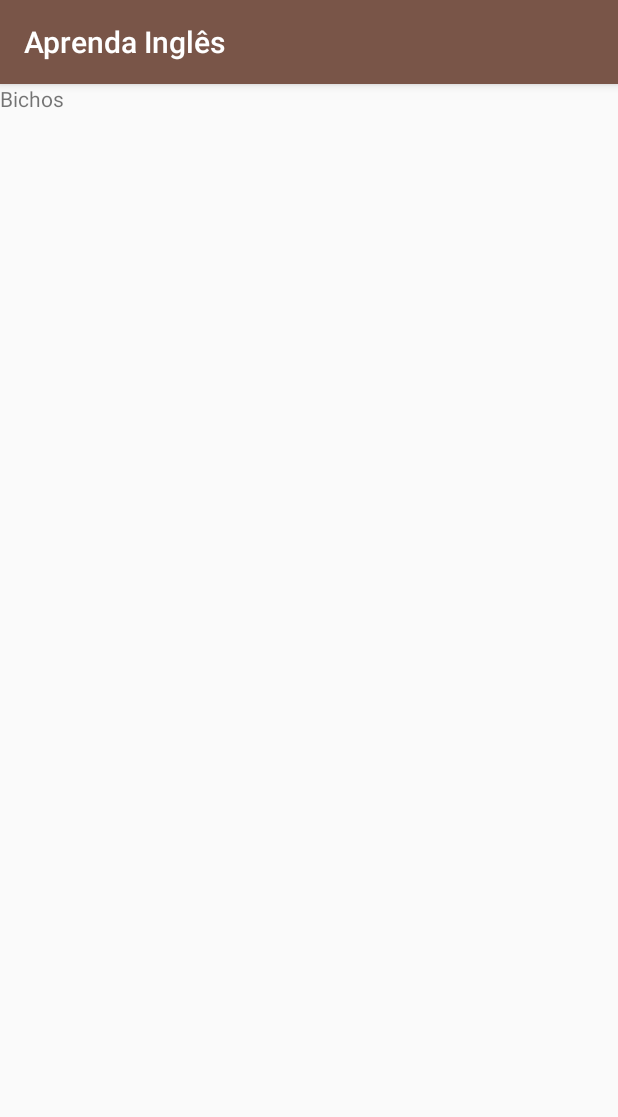
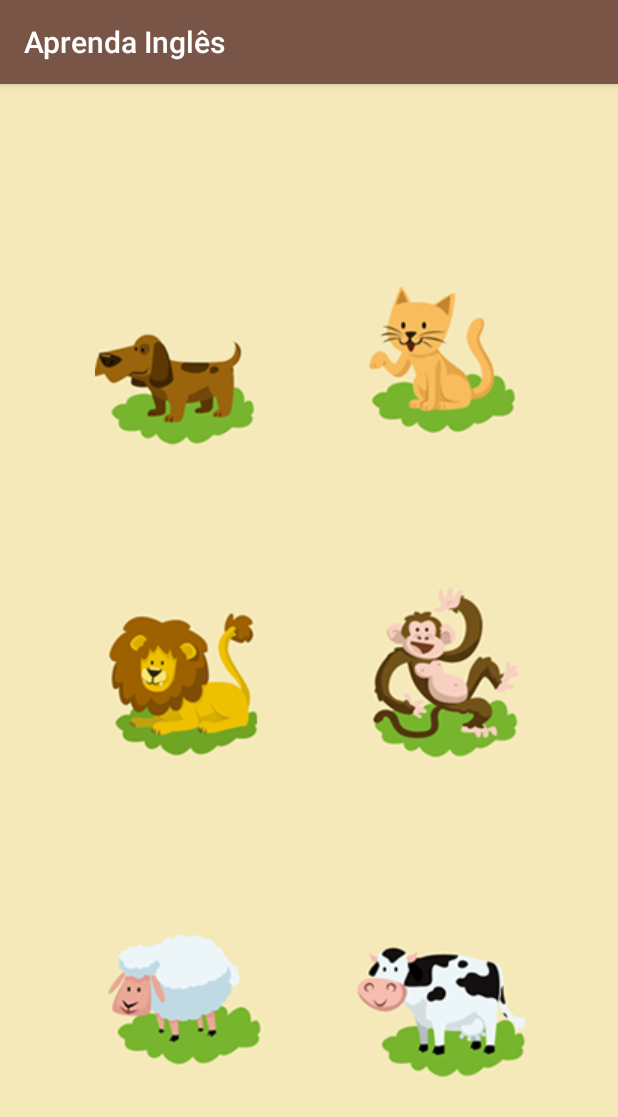
Before and after one commit to rms2307/Aprenda-Ingles, an Android app: the fragment BichosFragment shown on its own in the app's theme, on a phone screen of 412 x 824 dp. Shown: the top 1117 px of the screen. Run offline under Robolectric (Android 15) with nearby library versions, the phone set to English and light mode, and no system bars.

Commit message:
layout fragment bichos

```diff
--- a/app/src/main/res/layout/fragment_bichos.xml
+++ b/app/src/main/res/layout/fragment_bichos.xml
@@ -1,14 +1,83 @@
 <?xml version="1.0" encoding="utf-8"?>
-<FrameLayout xmlns:android="http://schemas.android.com/apk/res/android"
+<androidx.constraintlayout.widget.ConstraintLayout xmlns:android="http://schemas.android.com/apk/res/android"
+    xmlns:app="http://schemas.android.com/apk/res-auto"
     xmlns:tools="http://schemas.android.com/tools"
     android:layout_width="match_parent"
     android:layout_height="match_parent"
+    android:background="@color/fundo_bichos"
     tools:context=".fragments.BichosFragment">
 
-    <!-- TODO: Update blank fragment layout -->
-    <TextView
-        android:layout_width="match_parent"
-        android:layout_height="match_parent"
-        android:text="Bichos" />
+    <ImageButton
+        android:id="@+id/imageButton"
+        android:layout_width="wrap_content"
+        android:layout_height="wrap_content"
+        android:layout_marginTop="32dp"
+        android:background="@color/fundo_bichos"
+        android:src="@drawable/cao"
+        app:layout_constraintBottom_toTopOf="@+id/imageButton2"
+        app:layout_constraintEnd_toStartOf="@+id/imageButton4"
+        app:layout_constraintHorizontal_bias="0.5"
+        app:layout_constraintStart_toStartOf="parent"
+        app:layout_constraintTop_toTopOf="parent" />
 
-</FrameLayout>
+    <ImageButton
+        android:id="@+id/imageButton4"
+        android:layout_width="wrap_content"
+        android:layout_height="wrap_content"
+        android:layout_marginTop="32dp"
+        android:background="@color/fundo_bichos"
+        android:src="@drawable/gato"
+        app:layout_constraintBottom_toTopOf="@+id/imageButton5"
+        app:layout_constraintEnd_toEndOf="parent"
+        app:layout_constraintHorizontal_bias="0.5"
+        app:layout_constraintStart_toEndOf="@+id/imageButton"
+        app:layout_constraintTop_toTopOf="parent" />
+
+    <ImageButton
+        android:id="@+id/imageButton5"
+        android:layout_width="wrap_content"
+        android:layout_height="wrap_content"
+        android:background="@color/fundo_bichos"
+        android:src="@drawable/macaco"
+        app:layout_constraintBottom_toTopOf="@+id/imageButton6"
+        app:layout_constraintEnd_toEndOf="parent"
+        app:layout_constraintHorizontal_bias="0.5"
+        app:layout_constraintStart_toEndOf="@+id/imageButton2"
+        app:layout_constraintTop_toBottomOf="@+id/imageButton4" />
+
+    <ImageButton
+        android:id="@+id/imageButton6"
+        android:layout_width="wrap_content"
+        android:layout_height="wrap_content"
+        android:background="@color/fundo_bichos"
+        android:src="@drawable/vaca"
+        app:layout_constraintBottom_toBottomOf="parent"
+        app:layout_constraintEnd_toEndOf="parent"
+        app:layout_constraintHorizontal_bias="0.5"
+        app:layout_constraintStart_toEndOf="@+id/imageButton3"
+        app:layout_constraintTop_toBottomOf="@+id/imageButton5" />
+
+    <ImageButton
+        android:id="@+id/imageButton2"
+        android:layout_width="wrap_content"
+        android:layout_height="wrap_content"
+        android:background="@color/fundo_bichos"
+        android:src="@drawable/leao"
+        app:layout_constraintBottom_toTopOf="@+id/imageButton3"
+        app:layout_constraintEnd_toStartOf="@+id/imageButton5"
+        app:layout_constraintHorizontal_bias="0.5"
+        app:layout_constraintStart_toStartOf="parent"
+        app:layout_constraintTop_toBottomOf="@+id/imageButton" />
+
+    <ImageButton
+        android:id="@+id/imageButton3"
+        android:layout_width="wrap_content"
+        android:layout_height="wrap_content"
+        android:background="@color/fundo_bichos"
+        android:src="@drawable/ovelha"
+        app:layout_constraintBottom_toBottomOf="parent"
+        app:layout_constraintEnd_toStartOf="@+id/imageButton6"
+        app:layout_constraintHorizontal_bias="0.5"
+        app:layout_constraintStart_toStartOf="parent"
+        app:layout_constraintTop_toBottomOf="@+id/imageButton2" />
+</androidx.constraintlayout.widget.ConstraintLayout>
--- a/app/src/main/res/values/colors.xml
+++ b/app/src/main/res/values/colors.xml
@@ -3,4 +3,5 @@
     <color name="colorPrimary">#795548</color>
     <color name="colorPrimaryDark">#5D4037</color>
     <color name="colorAccent">#A06451</color>
+    <color name="fundo_bichos">#F5E9B9</color>
 </resources>
```
Also changed, not shown: app/src/main/res/drawable/cao.png (added), app/src/main/res/drawable/cinco.png (added), app/src/main/res/drawable/dois.jpg (added), app/src/main/res/drawable/gato.png (added), app/src/main/res/drawable/leao.png (added), app/src/main/res/drawable/macaco.png (added), app/src/main/res/drawable/ovelha.png (added), app/src/main/res/drawable/quatro.png (added), app/src/main/res/drawable/segundo_fundo.jpg (added), app/src/main/res/drawable/seis.jpg (added), app/src/main/res/drawable/tres.png (added), app/src/main/res/drawable/um.jpg (added), app/src/main/res/drawable/vaca.png (added).
